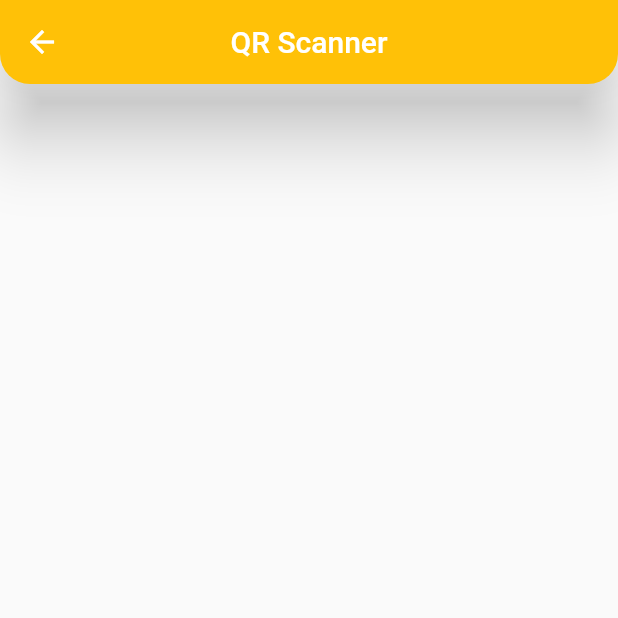
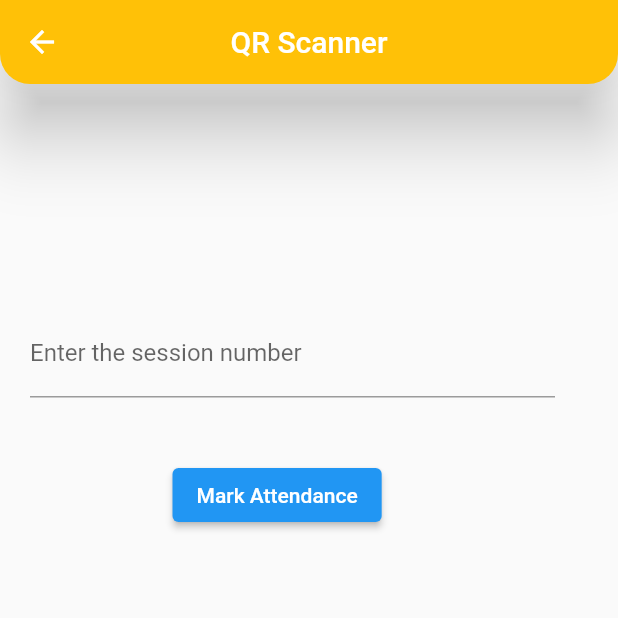
Before and after one commit to Aaryanajith/AttendenceTracker_Frontend, a Flutter app: the DetailScreen screen opened by its route, item 2 of the bottom bar chosen, on a phone screen of 412 x 824 dp, the top half of it. Run offline on Flutter 3.47's test engine with Material 2 defaults, Android fonts, the phone set to English and light mode, and no system bars; our stand-ins replace another_flushbar, dot_navigation_bar, shared_preferences; missing offline and left inert: barcode_scan2; accounts and stored records are empty; network calls fail.

Commit message:
fixed QR code scanner and details_screen

```diff
--- a/lib/main.dart
+++ b/lib/main.dart
@@ -3,7 +3,9 @@ import 'package:attendencetracker/utlities/routes/route.dart';
 import 'package:attendencetracker/view_model/authViewModel.dart';
 import 'package:attendencetracker/view_model/createEventModel.dart';
 import 'package:attendencetracker/view_model/deleteEventViewModel.dart';
+import 'package:attendencetracker/view_model/getAttendeeViewModel.dart';
 import 'package:attendencetracker/view_model/getEventViewModel.dart';
+import 'package:attendencetracker/view_model/scanAttendeeModel.dart';
 import 'package:attendencetracker/view_model/tokenViewModel.dart';
 import 'package:flutter/material.dart';
 import 'package:provider/provider.dart';
@@ -23,7 +25,9 @@ class MainApp extends StatelessWidget {
         ChangeNotifierProvider(create: (_) => EventViewModel()),
         ChangeNotifierProvider(create: (_) => TokenViewModel()),
         ChangeNotifierProvider(create: (_) => CreateEventModel()),
-        ChangeNotifierProvider(create: (_) => DeleteEventModel())
+        ChangeNotifierProvider(create: (_) => DeleteEventModel()),
+        ChangeNotifierProvider(create: (_) => ScanAttendeeModel()),
+        ChangeNotifierProvider(create: (_) => GetAttendeeViewModel())
       ],
       child: MaterialApp(
       debugShowCheckedModeBanner: false,
--- a/lib/resources/app_url.dart
+++ b/lib/resources/app_url.dart
@@ -1,5 +1,6 @@
 class AppUrl {
-  static var baseUrl = 'http://10.0.2.2:8000/';
+  // static var baseUrl = 'http://10.0.2.2:8000/';
+  static var baseUrl = 'https://IvinJ.pythonanywhere.com/';
   static var login = '${baseUrl}api/jwt/token/';
   static var addEvent = '${baseUrl}create_event/';
   static var getEvent = '${baseUrl}get_events/';
--- a/lib/view/create_event.dart
+++ b/lib/view/create_event.dart
@@ -52,7 +52,8 @@ class _CreateEventState extends State<CreateEvent> {
         body: GestureDetector(
           onTap: () => FocusScope.of(context).unfocus(),
           child: Scaffold(
-            body: Column(
+            body: SingleChildScrollView(
+              child: Column(
                 crossAxisAlignment: CrossAxisAlignment.start,
                 children: [
                   Column(
@@ -164,6 +165,7 @@ class _CreateEventState extends State<CreateEvent> {
             ),
           ),
         ),
+      ),
     );
   }
 }
--- a/lib/view/scanner_screen.dart
+++ b/lib/view/scanner_screen.dart
@@ -1,11 +1,13 @@
 // ignore_for_file: unused_field
 
-import 'package:attendencetracker/utlities/routes/route_names.dart';
 import 'package:attendencetracker/utlities/utils.dart';
+import 'package:flutter/material.dart';
 import 'package:barcode_scan2/barcode_scan2.dart';
-import 'package:flutter/material.dart';
-import 'dart:async';
 import 'package:flutter/services.dart';
+import 'package:intl/intl.dart';
+import 'package:provider/provider.dart';
+import '../utlities/routes/route_names.dart';
+import '../view_model/scanAttendeeModel.dart';
 
 class QRScanner extends StatefulWidget {
   final VoidCallback onQRCodePressed;
@@ -47,19 +49,25 @@ class _QRScannerState extends State<QRScanner> {
 
   @override
   Widget build(BuildContext context) {
+    final scanAttendeeModel = Provider.of<ScanAttendeeModel>(context);
+
+    final TextEditingController sessionController = TextEditingController();
+
+    DateTime dateTime = DateTime.now();
+
+    String formatedTime = DateFormat("kk:mm").format(dateTime);
+    String formatedDate = DateFormat("dd/MM/yyyy").format(dateTime);
+
     final scanResult = this.scanResult; //returns the data from QR code
     return WillPopScope(
-      onWillPop: () async{
-        Navigator.pushNamed(context, RouteNames.home); // Navigate back to the home page
+      onWillPop: () async {
+        Navigator.pushNamed(
+            context, RouteNames.home); // Navigate back to the home page
         return true;
       },
       child: Scaffold(
-      appBar: Utils.appBar(
-        'QR Scanner',
-        automaticallyImplyLeading: true,
-      ),
-      body: ListView(
-        shrinkWrap: true,
+        appBar: Utils.appBar('QR Scanner', automaticallyImplyLeading: true),
+        body: Stack(
           children: <Widget>[
             if (scanResult != null)
               Card(
@@ -73,11 +81,42 @@ class _QRScannerState extends State<QRScanner> {
                       title: const Text('Format'),
                       subtitle: Text(scanResult.runtimeType.toString()),
                     ),
-                  Positioned(child: ElevatedButton(onPressed: (){},child: Placeholder(),))
                   ],
                 ),
               ),
-          // Rest of your UI elements...
+            Positioned(
+              top: 150, // Adjust the top position for the TextField
+              left: 20,
+              child: SizedBox(
+                width: 350,
+                child: TextField(
+                  keyboardType: TextInputType.number,
+                  inputFormatters: <TextInputFormatter>[
+                    FilteringTextInputFormatter.digitsOnly,
+                  ],
+                  decoration: const InputDecoration(
+                    labelText: 'Enter the session number',
+                  ),
+                  controller: sessionController,
+                ),
+              ),
+            ),
+            Positioned(
+              top: 250, // Adjust the top position for the ElevatedButton
+              left: 115,
+              child: ElevatedButton(
+                onPressed: () {
+                  Map data = {
+                    "id": scanResult?.rawContent,
+                    "date": "10/12/2023",
+                    "session": sessionController.text,
+                    "time": formatedTime
+                  };
+                  scanAttendeeModel.scanAttendee(data, context);
+                },
+                child: const Text('Mark Attendance'),
+              ),
+            ),
           ],
         ),
       ),
--- /dev/null
+++ b/lib/view_model/getAttendeeViewModel.dart
@@ -0,0 +1,20 @@
+import 'dart:async';
+
+import 'package:attendencetracker/model/getAttendees_model.dart';
+import 'package:attendencetracker/repositories/getAttendee_repository.dart';
+import 'package:flutter/material.dart';
+
+class GetAttendeeViewModel with ChangeNotifier {
+  final _attendeeData = GetAttendeeRepository();
+
+  Future<List<GetAttendees>> getAttendeeApi(dynamic data, BuildContext context) async {
+    try {
+      final value = await _attendeeData.getAttendee(data);
+      debugPrint('The app is done successfully \n $value');
+      return [value];
+    } catch (error) {
+      debugPrint("The app is done but has some problems \n $error");
+      rethrow;
+    }
+  }
+}
--- a/lib/view_model/getEventViewModel.dart
+++ b/lib/view_model/getEventViewModel.dart
@@ -25,11 +25,9 @@ class EventViewModel with ChangeNotifier {
   }
 
   Future<List<String>?> eventApi(BuildContext context) async {
-  setEventList(ApiResponse.loading());
 
   try {
     final value = await _myData.getEventApi();
-    setEventList(value);
 
     String json = jsonEncode(value.data);
     List<Map<String, dynamic>> events = List<Map<String, dynamic>>.from(jsonDecode(json));
```
Also changed, not shown: lib/model/getAttendees_model.dart (added, +120 -0 lines), lib/repositories/getAttendee_repository.dart (added, +18 -0 lines), lib/view/details_screen.dart (+50 -10 lines), lib/view_model/scanAttendeeModel.dart (added, +21 -0 lines). Lines whose indentation alone changed are shown as unchanged.
